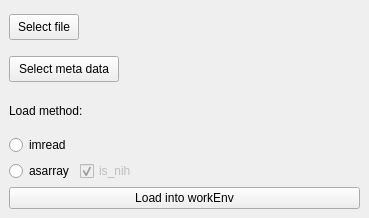
Old version of the form viewer/modules/ui_files/tiff_io_pytemplate.ui in the repository kushalkolar/MESmerize.
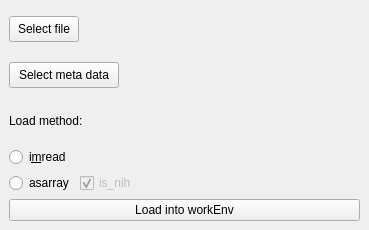
New version of the form.

```diff
--- a/viewer/modules/ui_files/tiff_io_pytemplate.ui
+++ b/viewer/modules/ui_files/tiff_io_pytemplate.ui
@@ -7,7 +7,7 @@
     <x>0</x>
     <y>0</y>
     <width>369</width>
-    <height>218</height>
+    <height>230</height>
    </rect>
   </property>
   <property name="floating">
@@ -28,7 +28,7 @@
     <item row="3" column="0">
      <widget class="QRadioButton" name="radioButtonImread">
       <property name="text">
-       <string>imread</string>
+       <string>i&amp;mread</string>
       </property>
      </widget>
     </item>
```
Left out of the diff: 8 changed lines with no effect on the pictures.
